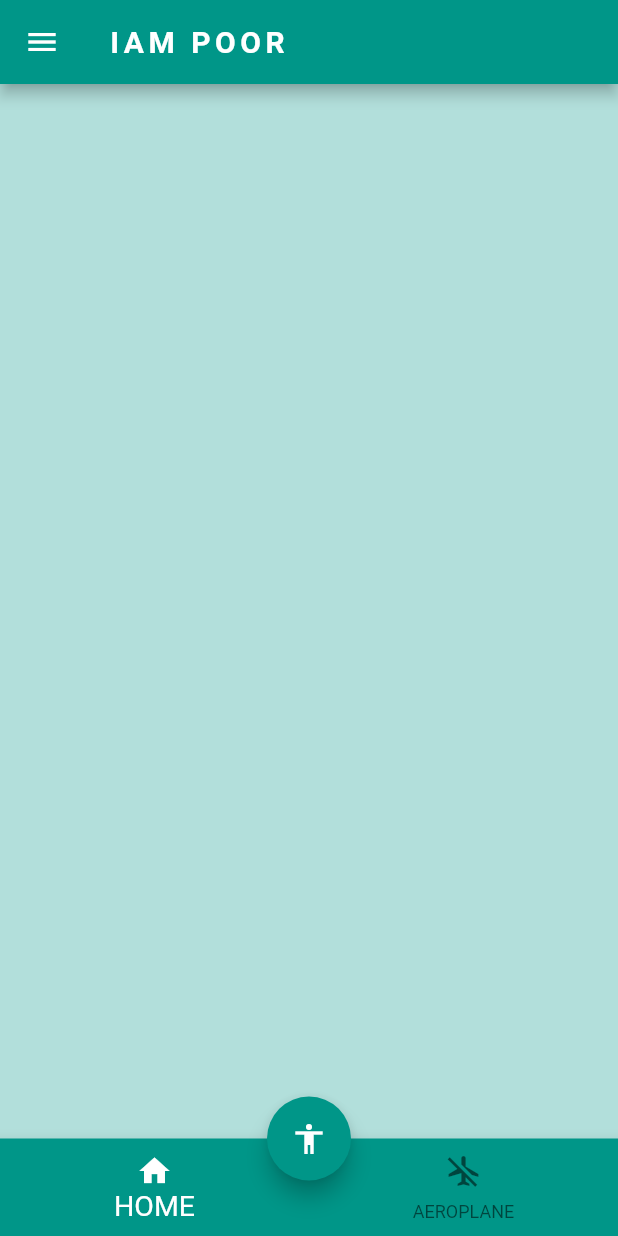
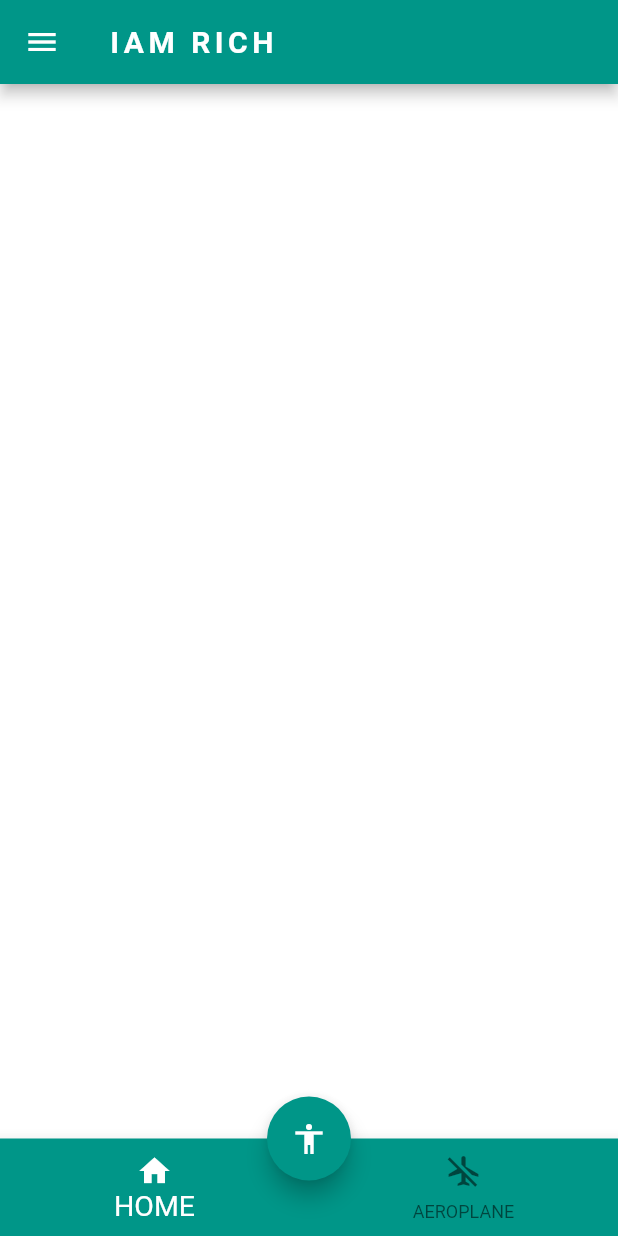
Before and after one commit to Kdheeraj280702/IAM_IRONMAN, a Flutter app: the screen it shows after launch, on a phone screen of 412 x 824 dp. Run offline on Flutter 3.47's test engine with Material 2 defaults, Android fonts, the phone set to English and light mode, and no system bars.

Commit message:
name change

```diff
--- a/lib/main.dart
+++ b/lib/main.dart
@@ -12,7 +12,7 @@ class MyApp extends StatelessWidget {
         appBar: AppBar(
           backgroundColor: Colors.teal,
           title: Text(
-            "IAM POOR",
+            "IAM RICH",
             style: TextStyle(
               letterSpacing: 3,
               fontWeight: FontWeight.bold,
@@ -111,7 +111,7 @@ class MyApp extends StatelessWidget {
             ],
           ),
         ),
-        backgroundColor: Colors.teal[100],
+        backgroundColor: Colors.white,
 
       ),
     );
--- a/pubspec.yaml
+++ b/pubspec.yaml
@@ -45,10 +45,8 @@ flutter:
   uses-material-design: true
 
   # To add assets to your application, add an assets section, like this:
-  # assets:
-  #   - images/a_dot_burr.jpeg
-  #   - images/a_dot_ham.jpeg
-
+  assets:
+     - images/
   # An image asset can refer to one or more resolution-specific "variants", see
   # https://flutter.dev/assets-and-images/#resolution-aware.
 
```
